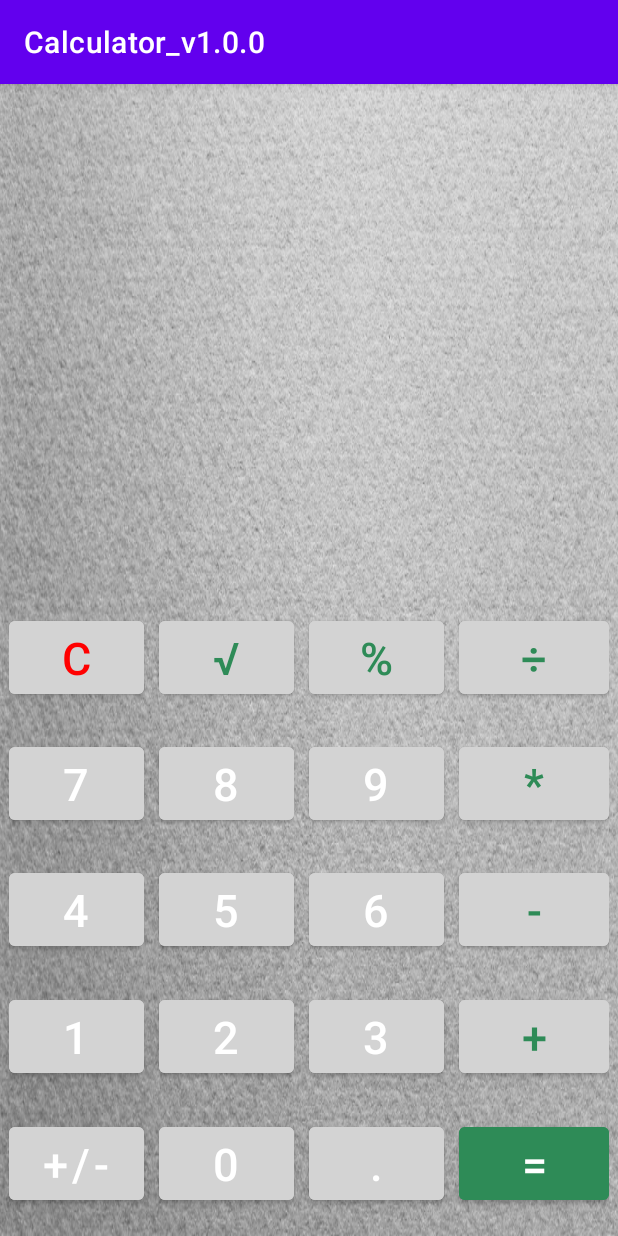
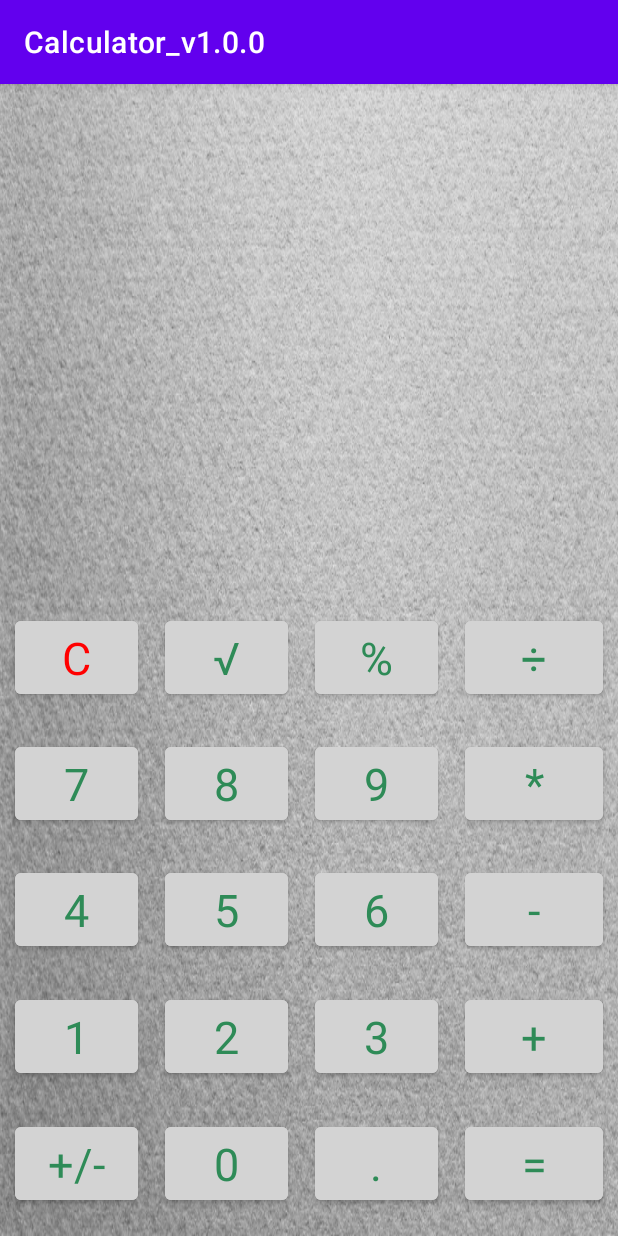
Before and after one commit to Maxpadchah/GeekbrainsProjects, an Android app: the screen it shows after launch (MainActivity), on a phone screen of 412 x 824 dp. Run offline under Robolectric (Android 15) with nearby library versions, the phone set to English and light mode, and no system bars.

Commit message:
1.Reworked all buttons to the material. 2. All sizes and lines are made by resources. 3. Created a style for your application.

```diff
--- a/app/src/main/java/com/example/myapplication/MainActivity.java
+++ b/app/src/main/java/com/example/myapplication/MainActivity.java
@@ -4,14 +4,10 @@ import androidx.annotation.NonNull;
 import androidx.appcompat.app.AppCompatActivity;
 
 import android.annotation.SuppressLint;
-import android.content.pm.ActivityInfo;
-import android.content.res.Configuration;
 import android.os.Bundle;
 import android.view.View;
 import android.widget.Button;
 import android.widget.TextView;
-import android.widget.Toast;
-
 
 public class MainActivity extends AppCompatActivity {
     private TextView tv_console;
@@ -47,7 +43,6 @@ public class MainActivity extends AppCompatActivity {
         initializingButtons();
         onCreateButtons();
     }
-
 
     View.OnClickListener numberButtons = new View.OnClickListener() {
         @SuppressLint({"NonConstantResourceId", "SetTextI18n"})
--- a/app/src/main/res/layout-land/activity_main.xml
+++ b/app/src/main/res/layout-land/activity_main.xml
@@ -46,7 +46,7 @@
             android:layout_marginRight="@dimen/button_indent"
             android:layout_weight="1"
             android:backgroundTint="@color/grey"
-            android:text="@string/button__C"
+            android:text="@string/button_C"
             android:textColor="@color/red"
             android:textSize="@dimen/text_size_horisontal" />
 
--- a/app/src/main/res/layout/activity_main.xml
+++ b/app/src/main/res/layout/activity_main.xml
@@ -10,263 +10,125 @@
 
     <!-- Поле ввода -->
     <LinearLayout
-        android:layout_width="match_parent"
-        android:layout_height="wrap_content"
-        android:orientation = "horizontal"
-        android:layout_gravity="center_vertical"
-        android:layout_margin ="6dp"
-        android:layout_weight = "2">
+        style="@style/LinearLayout_type_text_view">
 
         <TextView
             android:id="@+id/tv_console"
-            android:layout_width="match_parent"
-            android:layout_height="match_parent"
-            android:gravity="center_vertical|center"
-            android:text=""
-            android:textColor="@color/black"
-            android:textAllCaps="false"
-            android:textSize="34sp"
-            android:textStyle="bold" />
+            style="@style/TextView_type_text" />
     </LinearLayout>
 
     <!-- Поле кнопок С, (), %, / -->
     <LinearLayout
-        android:layout_width="match_parent"
-        android:layout_height="0dp"
-        android:orientation = "horizontal"
-        android:layout_weight= "0.5"
-        android:layout_margin ="6dp"
-        android:layout_gravity="center_horizontal">
-        <Button
+        style="@style/LinearLayout_type_buttons">
+        <com.google.android.material.button.MaterialButton
             android:id="@+id/button_C"
-            android:layout_width="match_parent"
-            android:layout_height="wrap_content"
-            android:layout_weight="1"
-            android:layout_marginRight="@dimen/button_indent"
-            android:textSize="@dimen/text_size"
             android:textColor="@color/red"
-            android:backgroundTint="@color/grey"
-            android:text="@string/button__C"
+            android:text="@string/button_C"
+            style="@style/ButtonMaterial"
             />
-        <Button
+        <com.google.android.material.button.MaterialButton
             android:id="@+id/button_bracket"
-            android:layout_width="match_parent"
-            android:layout_height="wrap_content"
-            android:layout_weight="1"
-            android:textSize="@dimen/text_size"
-            android:layout_marginRight="@dimen/button_indent"
-            android:backgroundTint="@color/grey"
-            android:textColor="@color/green"
-            android:text="@string/button_bracket"/>
-        <Button
+            android:text="@string/button_bracket"
+            style="@style/ButtonMaterial"/>
+        <com.google.android.material.button.MaterialButton
             android:id="@+id/button_percent"
-            android:layout_width="match_parent"
-            android:layout_height="wrap_content"
-            android:layout_weight="1"
-            android:textSize="@dimen/text_size"
-            android:textColor="@color/green"
-            android:layout_marginRight="@dimen/button_indent"
-            android:backgroundTint="@color/grey"
-            android:text="@string/button_percent"/>
-        <Button
+            android:text="@string/button_percent"
+            style="@style/ButtonMaterial"/>
+        <com.google.android.material.button.MaterialButton
             android:id="@+id/button_del"
-            android:layout_width="match_parent"
-            android:layout_height="wrap_content"
-            android:layout_weight="1"
-            android:textSize="@dimen/text_size"
-            android:textColor="@color/green"
-            android:backgroundTint="@color/grey"
-            android:text="@string/button_del"/>
+            android:text="@string/button_del"
+            style="@style/ButtonMaterial_type_2"/>
     </LinearLayout>
 
     <!-- Поле кнопок 7, 8, 9, * -->
 
      <LinearLayout
-         android:layout_width="match_parent"
-         android:layout_height="0dp"
-         android:layout_gravity="center_horizontal"
-         android:layout_weight="0.5"
-         android:layout_margin ="6dp"
-         android:orientation="horizontal">
+         style="@style/LinearLayout_type_buttons">
 
-         <Button
+         <com.google.android.material.button.MaterialButton
              android:id="@+id/button_7"
-             android:layout_width="match_parent"
-             android:layout_height="wrap_content"
-             android:layout_marginRight="@dimen/button_indent"
-             android:layout_weight="1"
              android:text="@string/button_7"
-             android:backgroundTint="@color/grey"
-             android:textSize="@dimen/text_size" />
+             style="@style/ButtonMaterial" />
 
-         <Button
+         <com.google.android.material.button.MaterialButton
              android:id="@+id/button_8"
-             android:layout_width="match_parent"
-             android:layout_height="wrap_content"
-             android:layout_marginRight="@dimen/button_indent"
-             android:layout_weight="1"
              android:text="@string/button_8"
-             android:backgroundTint="@color/grey"
-             android:textSize="@dimen/text_size" />
+             style="@style/ButtonMaterial"/>
 
-         <Button
+         <com.google.android.material.button.MaterialButton
              android:id="@+id/button_9"
-             android:layout_width="match_parent"
-             android:layout_height="wrap_content"
-             android:layout_marginRight="@dimen/button_indent"
-             android:layout_weight="1"
              android:text="@string/button_9"
-             android:backgroundTint="@color/grey"
-             android:textSize="@dimen/text_size" />
+             style="@style/ButtonMaterial" />
 
-         <Button
+         <com.google.android.material.button.MaterialButton
              android:id="@+id/button_mul"
-             android:layout_width="match_parent"
-             android:layout_height="wrap_content"
-             android:layout_weight="1"
              android:text="@string/button_mul"
-             android:textColor="@color/green"
-             android:backgroundTint="@color/grey"
-             android:textSize="@dimen/text_size" />
+             style="@style/ButtonMaterial_type_2" />
      </LinearLayout>
 
     <!-- Поле кнопок 4, 5, 6, - -->
      <LinearLayout
-         android:layout_width="match_parent"
-         android:layout_height="0dp"
-         android:orientation = "horizontal"
-         android:layout_margin ="6dp"
-         android:layout_weight = "0.5"
-         android:layout_gravity="center_horizontal">
-         <Button
+         style="@style/LinearLayout_type_buttons">
+         <com.google.android.material.button.MaterialButton
              android:id="@+id/button_4"
-             android:layout_width="match_parent"
-             android:layout_height="wrap_content"
-             android:layout_weight="1"
-             android:layout_marginRight="@dimen/button_indent"
-             android:textSize="@dimen/text_size"
-             android:backgroundTint="@color/grey"
-             android:text="@string/button_4"/>
-         <Button
+             android:text="@string/button_4"
+             style="@style/ButtonMaterial"/>
+         <com.google.android.material.button.MaterialButton
              android:id="@+id/button_5"
-             android:layout_width="match_parent"
-             android:layout_height="wrap_content"
-             android:layout_weight="1"
-             android:layout_marginRight="@dimen/button_indent"
-             android:textSize="@dimen/text_size"
-             android:backgroundTint="@color/grey"
-             android:text="@string/button_5"/>
-         <Button
+             android:text="@string/button_5"
+             style="@style/ButtonMaterial"/>
+         <com.google.android.material.button.MaterialButton
              android:id="@+id/button_6"
-             android:layout_width="match_parent"
-             android:layout_height="wrap_content"
-             android:layout_weight="1"
-             android:layout_marginRight="@dimen/button_indent"
-             android:textSize="@dimen/text_size"
-             android:backgroundTint="@color/grey"
-             android:text="@string/button_6"/>
-         <Button
+             android:text="@string/button_6"
+             style="@style/ButtonMaterial"/>
+         <com.google.android.material.button.MaterialButton
              android:id="@+id/button_min"
-             android:layout_width="match_parent"
-             android:layout_height="wrap_content"
-             android:layout_weight="1"
-             android:textSize="@dimen/text_size"
-             android:textColor="@color/green"
-             android:backgroundTint="@color/grey"
              android:text="@string/button_min"
+             style="@style/ButtonMaterial_type_2"
              />
      </LinearLayout>
 
     <!-- Поле кнопок 1, 2, 3, + -->
     <LinearLayout
-        android:layout_width="match_parent"
-        android:layout_height="0dp"
-        android:orientation = "horizontal"
-        android:layout_weight = "0.5"
-        android:layout_margin ="6dp"
-        android:layout_gravity="center_horizontal">>
-        <Button
+        style="@style/LinearLayout_type_buttons">
+        <com.google.android.material.button.MaterialButton
             android:id="@+id/button_1"
-            android:layout_width="match_parent"
-            android:layout_height="wrap_content"
-            android:layout_weight="1"
-            android:layout_marginRight="@dimen/button_indent"
-            android:textSize="@dimen/text_size"
-            android:backgroundTint="@color/grey"
-            android:text="@string/button_1"/>
-        <Button
+            android:text="@string/button_1"
+            style="@style/ButtonMaterial"/>
+        <com.google.android.material.button.MaterialButton
             android:id="@+id/button_2"
-            android:layout_width="match_parent"
-            android:layout_height="wrap_content"
-            android:layout_weight="1"
-            android:layout_marginRight="@dimen/button_indent"
-            android:textSize="@dimen/text_size"
-            android:backgroundTint="@color/grey"
-            android:text="@string/button_2"/>
-        <Button
+            android:text="@string/button_2"
+            style="@style/ButtonMaterial"/>
+        <com.google.android.material.button.MaterialButton
             android:id="@+id/button_3"
-            android:layout_width="match_parent"
-            android:layout_height="wrap_content"
-            android:layout_weight="1"
-            android:layout_marginRight="@dimen/button_indent"
-            android:textSize="@dimen/text_size"
-            android:backgroundTint="@color/grey"
-            android:text="@string/button_3"/>
-        <Button
+            android:text="@string/button_3"
+            style="@style/ButtonMaterial"/>
+        <com.google.android.material.button.MaterialButton
             android:id="@+id/button_plus"
-            android:layout_width="match_parent"
-            android:layout_height="wrap_content"
-            android:layout_weight="1"
-            android:textSize="@dimen/text_size"
-            android:textColor="@color/green"
-            android:backgroundTint="@color/grey"
-            android:text="@string/button_plus"/>
+            android:text="@string/button_plus"
+            style="@style/ButtonMaterial_type_2"/>
     </LinearLayout>
 
     <!-- Поле кнопок +/-, 0, , =  -->
     <LinearLayout
-        android:layout_width="match_parent"
-        android:layout_height="0dp"
-        android:orientation = "horizontal"
-        android:layout_weight = "0.5"
-        android:layout_margin ="6dp"
-        android:layout_gravity="center_horizontal">>
+        style="@style/LinearLayout_type_buttons">
 
-        <Button
+        <com.google.android.material.button.MaterialButton
             android:id="@+id/button_char"
-            android:layout_width="match_parent"
-            android:layout_height="wrap_content"
-            android:layout_marginRight="@dimen/button_indent"
-            android:layout_weight="1"
-            android:backgroundTint="@color/grey"
-            android:textSize="@dimen/text_size"
             android:text="@string/button_char"
+            style="@style/ButtonMaterial"
             />
-        <Button
+        <com.google.android.material.button.MaterialButton
             android:id="@+id/button_0"
-            android:layout_width="match_parent"
-            android:layout_height="wrap_content"
-            android:layout_weight="1"
-            android:layout_marginRight="@dimen/button_indent"
-            android:textSize="@dimen/text_size"
-            android:backgroundTint="@color/grey"
-            android:text="@string/button_0"/>
-        <Button
+            android:text="@string/button_0"
+            style="@style/ButtonMaterial"/>
+        <com.google.android.material.button.MaterialButton
             android:id="@+id/button_dot"
-            android:layout_width="match_parent"
-            android:layout_height="wrap_content"
-            android:layout_weight="1"
-            android:layout_marginRight="@dimen/button_indent"
-            android:textSize="@dimen/text_size"
-            android:backgroundTint="@color/grey"
-            android:text="@string/button_dot"/>
-        <Button
+            android:text="@string/button_dot"
+            style="@style/ButtonMaterial"/>
+        <com.google.android.material.button.MaterialButton
             android:id="@+id/button_equally"
-            android:layout_width="match_parent"
-            android:layout_height="wrap_content"
-            android:layout_weight="1"
-            android:textSize="@dimen/text_size"
-            android:backgroundTint="@color/green"
-            android:text="@string/button_equally"/>
+            android:text="@string/button_equally"
+            style="@style/ButtonMaterial_type_2"/>
     </LinearLayout>
 </LinearLayout>
--- a/app/src/main/res/values/dimens.xml
+++ b/app/src/main/res/values/dimens.xml
@@ -4,4 +4,9 @@
     <dimen name="layout_size">0dp</dimen>
     <dimen name="text_size">30sp</dimen>
     <dimen name="text_size_horisontal">15dp</dimen>
+    <dimen name="LL_layout_margin">6dp</dimen>
+    <dimen name="inset_bottom">6dp</dimen>
+    <dimen name="inset_left">4dp</dimen>
+    <dimen name="inset_right">4dp</dimen>
+    <dimen name="inset_top">6dp</dimen>
 </resources>
--- a/app/src/main/res/values/strings.xml
+++ b/app/src/main/res/values/strings.xml
@@ -1,6 +1,6 @@
 <resources>
     <string name="app_name">Calculator_v1.0.0</string>
-    <string name="button__C">C</string>
+    <string name="button_C">C</string>
     <string name="button_close">&#8656;</string>
     <string name="button_bracket">&#8730;</string>
     <string name="button_percent">%</string>
@@ -22,4 +22,5 @@
     <string name="button_dot">.</string>
     <string name="button_equally">=</string>
 
+
 </resources>
--- /dev/null
+++ b/app/src/main/res/values/styles.xml
@@ -0,0 +1,57 @@
+<?xml version="1.0" encoding="utf-8"?>
+<resources xmlns:tools="http://schemas.android.com/tools">
+    <style name="ButtonMaterial" parent="Theme.MaterialComponents.Light.DarkActionBar">
+        <item name="android:layout_weight">1</item>
+        <item name="android:layout_marginRight">@dimen/button_indent</item>
+        <item name="android:textSize">@dimen/text_size</item>
+        <item name="android:backgroundTint" tools:targetApi="lollipop">@color/grey</item>
+        <item name="android:textColor">@color/green</item>
+        <item name="android:layout_width">match_parent</item>
+        <item name="android:layout_height">wrap_content</item>
+        <item name="android:insetBottom">@dimen/inset_bottom</item>
+        <item name="android:insetLeft">@dimen/inset_left</item>
+        <item name="android:insetRight">@dimen/inset_right</item>
+        <item name="android:insetTop">@dimen/inset_top</item>
+    </style>
+
+    <style name="ButtonMaterial_type_2" parent="Theme.MaterialComponents.Light.DarkActionBar">
+        <item name="android:layout_weight">1</item>
+        <item name="android:textSize">@dimen/text_size</item>
+        <item name="android:backgroundTint" tools:targetApi="lollipop">@color/grey</item>
+        <item name="android:textColor">@color/green</item>
+        <item name="android:layout_width">match_parent</item>
+        <item name="android:layout_height">wrap_content</item>
+        <item name="android:insetBottom">@dimen/inset_bottom</item>
+        <item name="android:insetLeft">@dimen/inset_left</item>
+        <item name="android:insetRight">@dimen/inset_right</item>
+        <item name="android:insetTop">@dimen/inset_top</item>
+    </style>
+
+    <style name="LinearLayout_type_buttons">
+        <item name="android:layout_width">match_parent</item>
+        <item name="android:layout_height">@dimen/layout_size</item>
+        <item name="android:orientation">horizontal</item>
+        <item name="android:layout_weight">0.5</item>
+        <item name="android:layout_margin">@dimen/LL_layout_margin</item>
+        <item name="android:layout_gravity">center_horizontal</item>
+    </style>
+    <style name="LinearLayout_type_text_view">
+        <item name="android:layout_width">match_parent</item>
+        <item name="android:layout_height">wrap_content</item>
+        <item name="android:orientation">horizontal</item>
+        <item name="android:layout_gravity">center_vertical</item>
+        <item name="android:layout_margin">@dimen/LL_layout_margin</item>
+        <item name="android:layout_weight">2</item>
+    </style>
+
+    <style name="TextView_type_text">
+        <item name="android:layout_width">match_parent</item>
+        <item name="android:layout_height">match_parent</item>
+        <item name="android:gravity">center_vertical|center</item>
+        <item name="android:text">""</item>
+        <item name="android:textColor">@color/black</item>
+        <item name="android:textAllCaps">false</item>
+        <item name="android:textSize">34sp</item>
+        <item name="android:textStyle">bold</item>
+    </style>
+</resources>
```
